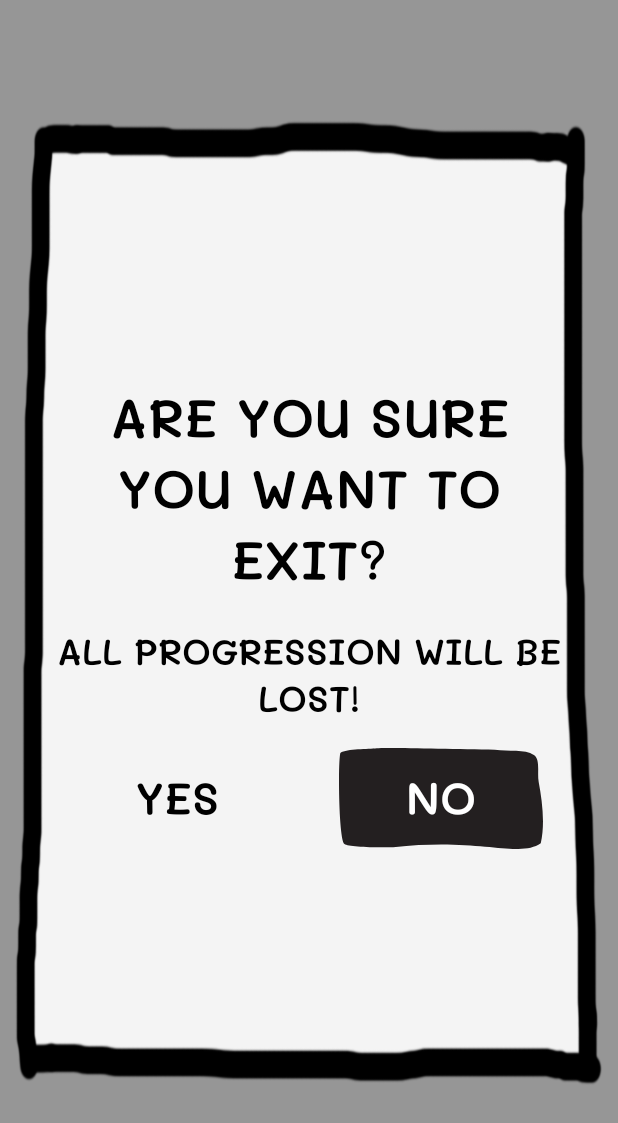
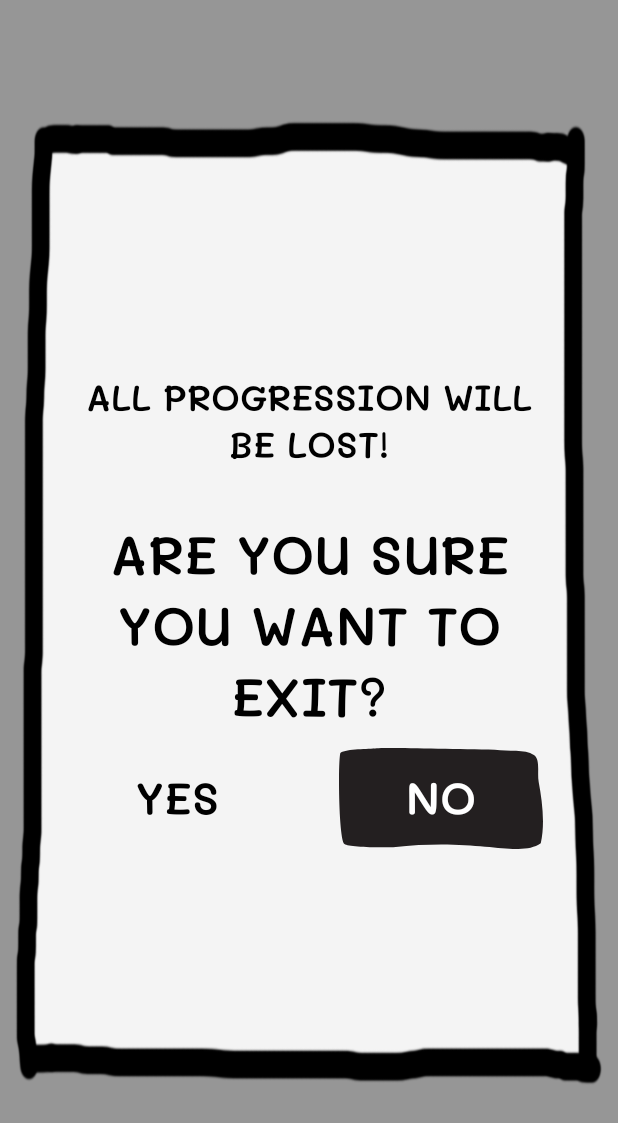
Before and after one commit to ChristianANoeddeboe/Hangman, an Android app: the fragment ExitFragment placed in its activity, on a phone screen of 412 x 824 dp. Shown: the top 1123 px of the screen. Run offline under Robolectric (Android 15) with nearby library versions, the phone set to English and light mode, and no system bars; network calls fail; pictures from the network do not load.

Commit message:
Fragments are no longer able to be clicked through. App doesn't crash when clicking Guess with the keyboard hidden.

```diff
--- a/app/src/main/java/com/s164150/hangman/game/fragment/GameFragment.java
+++ b/app/src/main/java/com/s164150/hangman/game/fragment/GameFragment.java
@@ -149,7 +149,9 @@ public class GameFragment extends Fragment implements View.OnClickListener {
             }
         }
         guessInput.setText("");
-        imm.hideSoftInputFromWindow(getActivity().getCurrentFocus().getWindowToken(), 0);
+        if(imm.isAcceptingText()) {
+            imm.hideSoftInputFromWindow(getActivity().getCurrentFocus().getWindowToken(), 0);
+        }
         if(galgelogik.erSpilletSlut()) {
             gameover();
         }
--- a/app/src/main/res/layout/fragment_exit_dialog.xml
+++ b/app/src/main/res/layout/fragment_exit_dialog.xml
@@ -1,19 +1,36 @@
 <?xml version="1.0" encoding="utf-8"?>
-<LinearLayout xmlns:android="http://schemas.android.com/apk/res/android"
+<FrameLayout xmlns:android="http://schemas.android.com/apk/res/android"
     xmlns:app="http://schemas.android.com/apk/res-auto"
     xmlns:tools="http://schemas.android.com/tools"
-    android:layout_width="wrap_content"
-    android:layout_height="wrap_content"
+    tools:context=".game.fragment.ExitFragment"
+    android:layout_width="match_parent"
+    android:layout_height="match_parent"
+    android:clickable="true"
+    android:focusable="true">
+
+    <LinearLayout
+        android:layout_width="match_parent"
+        android:layout_height="match_parent"
         android:layout_marginLeft="10dp"
         android:layout_marginTop="80dp"
         android:layout_marginRight="10dp"
         android:layout_marginBottom="100dp"
         android:background="@drawable/dialogbackground"
         android:gravity="center"
-    android:orientation="vertical"
-    tools:context=".game.fragment.ExitFragment"
-    android:clickable="true"
-    android:focusable="true">
+        android:orientation="vertical">
+
+        <TextView
+            android:id="@+id/textView2"
+            android:layout_width="match_parent"
+            android:layout_height="wrap_content"
+            android:layout_marginLeft="30dp"
+            android:layout_marginRight="30dp"
+            android:layout_marginBottom="10dp"
+            android:gravity="center"
+            android:text="@string/exit_confirm2"
+            android:textColor="@android:color/black"
+            android:textSize="24sp"
+            app:fontFamily="@font/malisemibold" />
 
             <TextView
                 android:id="@+id/textView"
@@ -25,19 +42,6 @@
                 android:text="@string/exit_confirm1"
                 android:textColor="@android:color/black"
                 android:textSize="36sp"
-        app:fontFamily="@font/malisemibold" />
-
-    <TextView
-        android:id="@+id/textView2"
-        android:layout_width="match_parent"
-        android:layout_height="wrap_content"
-        android:layout_marginLeft="20dp"
-        android:layout_marginRight="20dp"
-        android:layout_marginBottom="10dp"
-        android:gravity="center"
-        android:text="@string/exit_confirm2"
-        android:textColor="@android:color/black"
-        android:textSize="24sp"
                 app:fontFamily="@font/malisemibold" />
 
             <LinearLayout
@@ -77,3 +81,4 @@
                     app:fontFamily="@font/malisemibold" />
             </LinearLayout>
     </LinearLayout>
+</FrameLayout>
```
Also changed, not shown: app/src/main/res/layout/fragment_lost.xml (+20 -6 lines), app/src/main/res/layout/fragment_won.xml (+11 -2 lines). Lines whose indentation alone changed are shown as unchanged.
